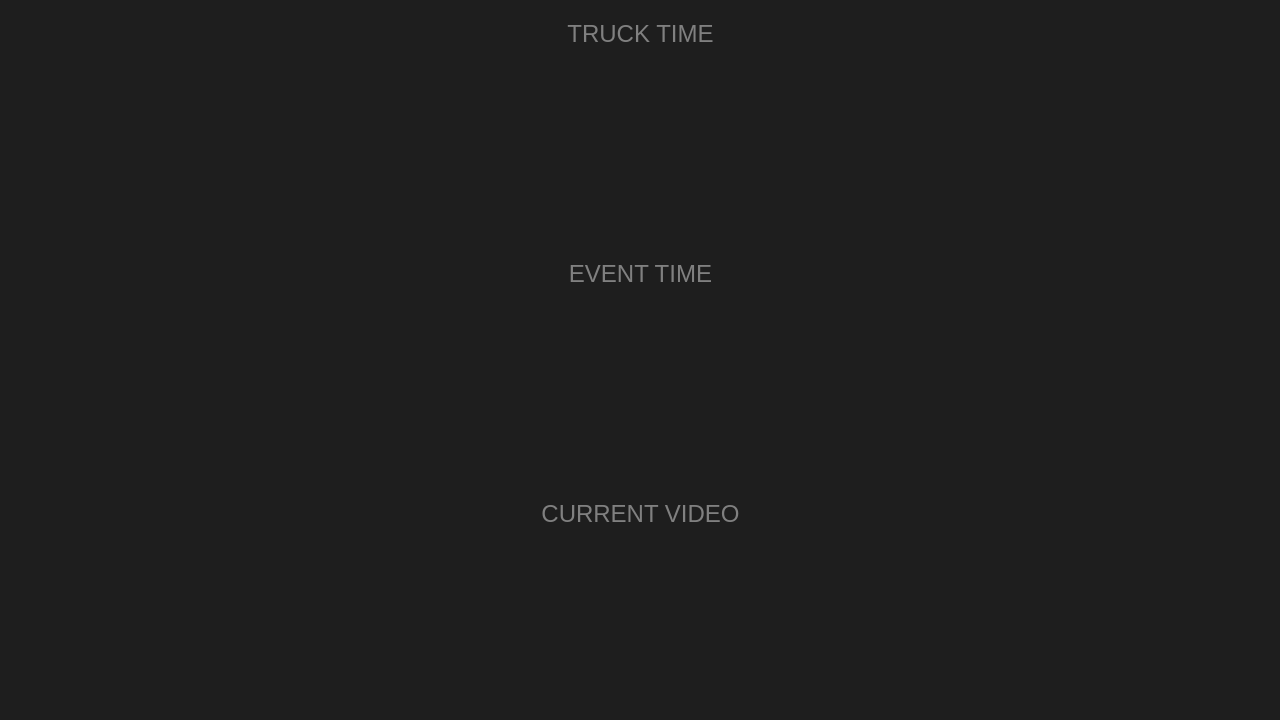
The window that src/mainwindow.ui (sledzik1984/timer) describes before a commit, drawn with Qt 5.
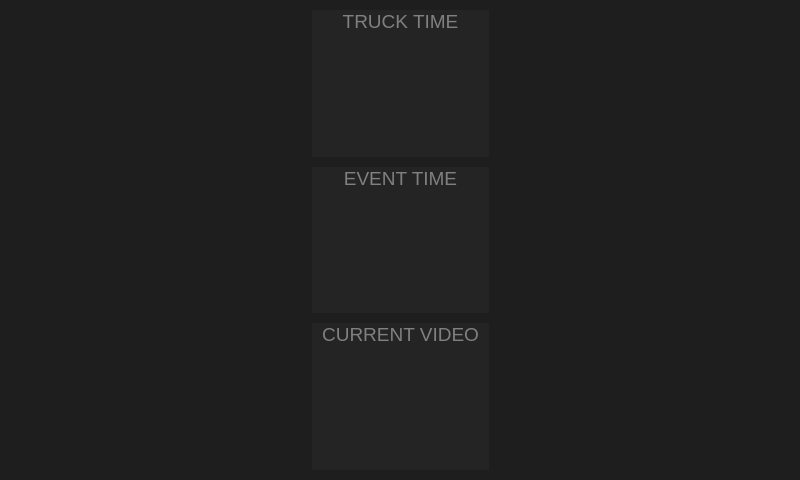
The same window after the commit. Icons and pictures are not drawn.

Commit message: Resize for small screens

```diff
--- a/src/mainwindow.ui
+++ b/src/mainwindow.ui
@@ -6,8 +6,8 @@
    <rect>
     <x>0</x>
     <y>0</y>
-    <width>1280</width>
-    <height>720</height>
+    <width>800</width>
+    <height>480</height>
    </rect>
   </property>
   <property name="windowTitle">
@@ -16,21 +16,21 @@
   <property name="styleSheet">
    <string notr="true">background-color: rgb(30, 30, 30);
 border-width: 0;
-font: 18pt;
+font: 14pt;
 color: grey;</string>
   </property>
   <layout class="QGridLayout" name="_1">
    <property name="leftMargin">
-    <number>0</number>
+    <number>10</number>
    </property>
    <property name="topMargin">
-    <number>0</number>
+    <number>10</number>
    </property>
    <property name="rightMargin">
-    <number>0</number>
+    <number>10</number>
    </property>
    <property name="bottomMargin">
-    <number>0</number>
+    <number>10</number>
    </property>
    <property name="spacing">
     <number>0</number>
@@ -52,16 +52,11 @@
 	background-color: rgb(36, 36, 36);
 	background-clip: padding;
 }
-
-#main &gt; #panel_1,#panel_2,#panel_3 {
-	border-image: url(:/panel.png) stretch;
-	border-width: 20px;
-}
 </string>
      </property>
      <layout class="QVBoxLayout" name="_2">
       <property name="spacing">
-       <number>0</number>
+       <number>10</number>
       </property>
       <property name="leftMargin">
        <number>0</number>
@@ -94,16 +89,16 @@
           <number>0</number>
          </property>
          <property name="leftMargin">
-          <number>30</number>
+          <number>10</number>
          </property>
          <property name="topMargin">
-          <number>20</number>
+          <number>0</number>
          </property>
          <property name="rightMargin">
-          <number>30</number>
+          <number>10</number>
          </property>
          <property name="bottomMargin">
-          <number>30</number>
+          <number>10</number>
          </property>
          <item>
           <widget class="QLabel" name="label_1">
@@ -137,16 +132,16 @@
           <number>0</number>
          </property>
          <property name="leftMargin">
-          <number>30</number>
+          <number>10</number>
          </property>
          <property name="topMargin">
-          <number>20</number>
+          <number>0</number>
          </property>
          <property name="rightMargin">
-          <number>30</number>
+          <number>10</number>
          </property>
          <property name="bottomMargin">
-          <number>30</number>
+          <number>10</number>
          </property>
          <item>
           <widget class="QLabel" name="label_2">
@@ -180,16 +175,16 @@
           <number>0</number>
          </property>
          <property name="leftMargin">
-          <number>30</number>
+          <number>10</number>
          </property>
          <property name="topMargin">
-          <number>20</number>
+          <number>0</number>
          </property>
          <property name="rightMargin">
-          <number>30</number>
+          <number>10</number>
          </property>
          <property name="bottomMargin">
-          <number>30</number>
+          <number>10</number>
          </property>
          <item>
           <widget class="QLabel" name="label_3">
```
